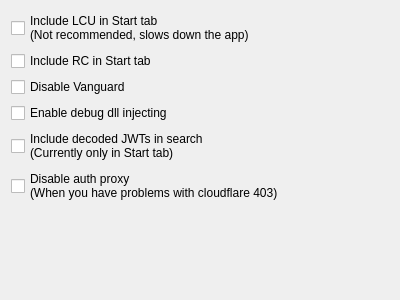
First picture: the form in LeagueClientDebugger/DebuggerOptions.ui, repository KebsCS/LeagueClientDebugger, before the edit.
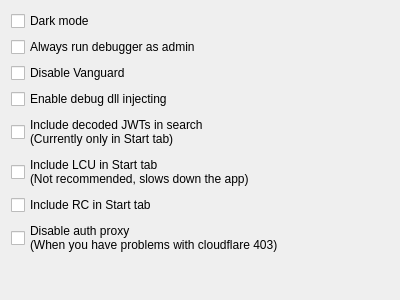
Second picture: the form after the edit.

Commit message: Add dark mode, hosts blocklist, save dir, bugfixes

Patch:
```diff
--- a/LeagueClientDebugger/DebuggerOptions.ui
+++ b/LeagueClientDebugger/DebuggerOptions.ui
@@ -20,17 +20,16 @@
    <item>
     <layout class="QVBoxLayout" name="verticalLayout_3">
      <item>
-      <widget class="QCheckBox" name="optionsIncludeLCU">
+      <widget class="QCheckBox" name="optionsDarkMode">
        <property name="text">
-        <string>Include LCU in Start tab 
-(Not recommended, slows down the app)</string>
+        <string>Dark mode</string>
        </property>
       </widget>
      </item>
      <item>
-      <widget class="QCheckBox" name="optionsIncludeRC">
+      <widget class="QCheckBox" name="optionsRunAsAdmin">
        <property name="text">
-        <string>Include RC in Start tab</string>
+        <string>Always run debugger as admin</string>
        </property>
       </widget>
      </item>
@@ -56,6 +55,21 @@
        </property>
       </widget>
      </item>
+     <item>
+      <widget class="QCheckBox" name="optionsIncludeLCU">
+       <property name="text">
+        <string>Include LCU in Start tab 
+(Not recommended, slows down the app)</string>
+       </property>
+      </widget>
+     </item>
+     <item>
+      <widget class="QCheckBox" name="optionsIncludeRC">
+       <property name="text">
+        <string>Include RC in Start tab</string>
+       </property>
+      </widget>
+     </item>
      <item>
       <widget class="QCheckBox" name="optionsDisableAuth">
        <property name="text">
```
Left out of the diff: 3 changed lines with no effect on the pictures. The commit also changes 17 other files.
